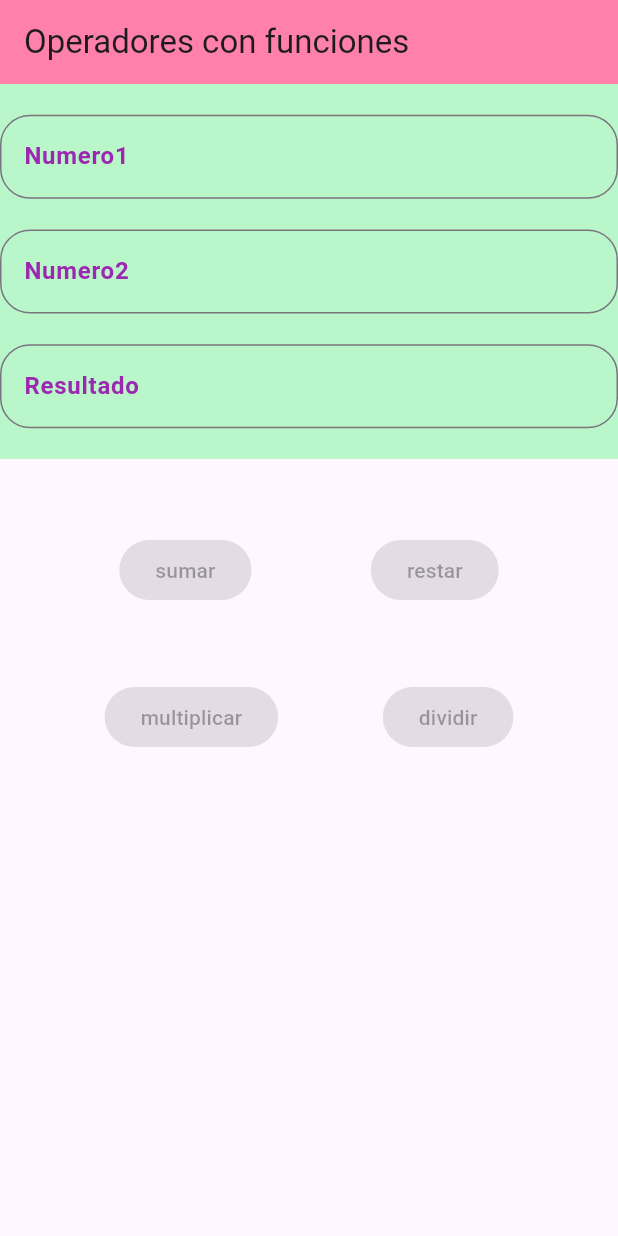
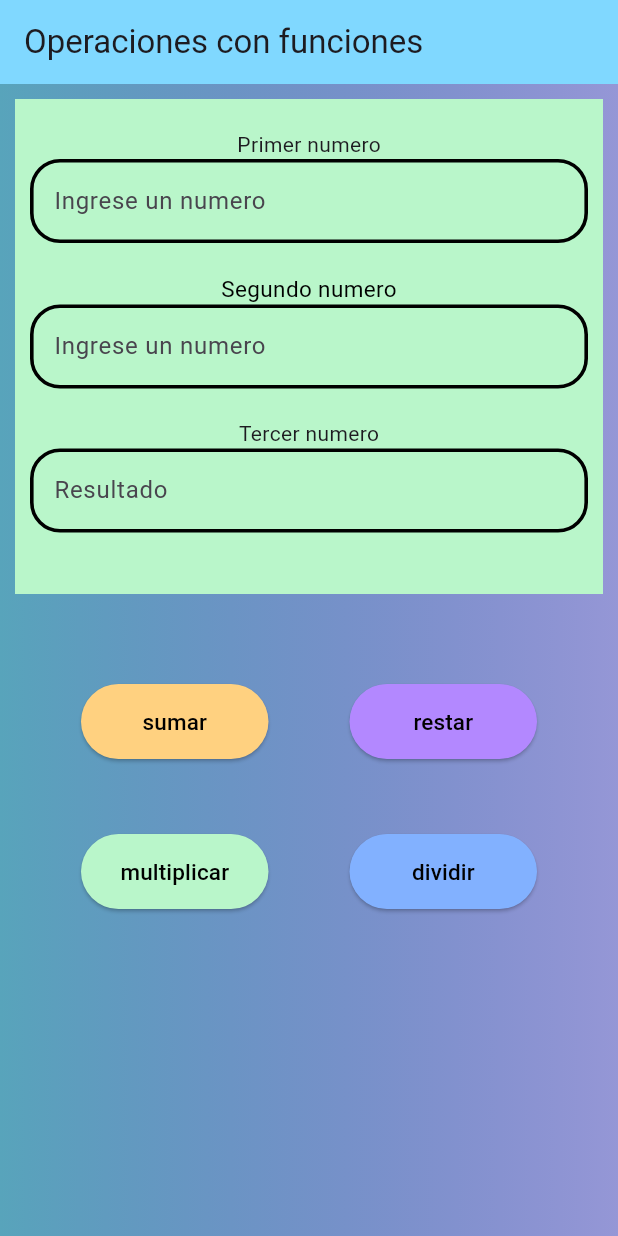
Before and after one commit to MelanyRM25/operaciones_funciones_flutter, a Flutter app: the screen it shows after launch, on a phone screen of 412 x 824 dp. Run offline on Flutter 3.47's test engine with Material 3 defaults, Android fonts, the phone set to English and light mode, and no system bars.

Commit message:
Funciones Flutter

```diff
--- a/lib/pages/home.dart
+++ b/lib/pages/home.dart
@@ -46,49 +46,74 @@ class _FuncionState extends State<Funcion> {
     return SafeArea(
       child: Scaffold(
         appBar: AppBar(
-          backgroundColor: Colors.pinkAccent.shade100,
-          title: Text("Operadores con funciones"),
+          backgroundColor: Colors.lightBlueAccent.shade100,
+          title: Text("Operaciones con funciones"),
         ),
-        body: Column(
+        body: Container(
+          decoration: BoxDecoration(
+            gradient: LinearGradient(
+              colors: [
+                const Color.fromARGB(255, 88, 164, 187),
+                const Color.fromARGB(134, 54, 64, 177)
+              ],
+              begin: Alignment.centerLeft,
+              end: Alignment.centerRight,
+            ),
+          ),
+          child: Column(
             children: [
               Container(
+                padding: new EdgeInsets.all(10.0),
+                margin: EdgeInsets.all(10),
                 width: double.infinity,
-              height: 250,
+                height: 330,
                 color: Colors.greenAccent.shade100,
                 child: Column(
-                mainAxisAlignment: MainAxisAlignment.spaceEvenly,
                   children: [
+                    SizedBox(
+                      height: 10,
+                    ),
+                    Text(
+                      "Primer numero",
+                    ),
                     TextField(
                       controller: _num1,
                       decoration: InputDecoration(
-                        labelText: "Numero1",
-                        labelStyle: TextStyle(
-                          color: Colors.purple,
-                          fontWeight: FontWeight.bold,
+                          hintText: "Ingrese un numero",
+                          enabledBorder: OutlineInputBorder(
+                              borderSide: const BorderSide(
+                                  color: Colors.black, width: 2.4),
+                              borderRadius: BorderRadius.circular(20))),
                     ),
-                        border: OutlineInputBorder(
-                            borderRadius: BorderRadius.circular(20))),
+                    SizedBox(
+                      height: 20,
+                    ),
+                    Text(
+                      "Segundo numero",
+                      style: TextStyle(color: Colors.black, fontSize: 15),
                     ),
                     TextField(
                       controller: _num2,
                       decoration: InputDecoration(
-                        labelText: 'Numero2',
-                        labelStyle: TextStyle(
-                          color: Colors.purple,
-                          fontWeight: FontWeight.bold,
-                        ),
-                        border: OutlineInputBorder(
+                          hintText: 'Ingrese un numero',
+                          enabledBorder: OutlineInputBorder(
+                              borderSide: const BorderSide(
+                                  color: Colors.black, width: 2.4),
                               borderRadius: BorderRadius.circular(20))),
                     ),
+                    SizedBox(
+                      height: 20,
+                    ),
+                    Text("Tercer numero"),
                     TextField(
                       controller: _resultado,
                       decoration: InputDecoration(
-                        labelText: "Resultado",
-                        labelStyle: TextStyle(
-                          color: Colors.purple,
-                          fontWeight: FontWeight.bold,
+                          hintText: "Resultado",
+                          enabledBorder: OutlineInputBorder(
+                              borderSide: const BorderSide(
+                                color: Colors.black,
+                                width: 2.4,
                               ),
-                        border: OutlineInputBorder(
                               borderRadius: BorderRadius.circular(20))),
                     ),
                   ],
@@ -98,19 +123,64 @@ class _FuncionState extends State<Funcion> {
               Row(
                 mainAxisAlignment: MainAxisAlignment.spaceEvenly,
                 children: [
-                ElevatedButton(onPressed: null, child: Text("sumar")),
-                ElevatedButton(onPressed: null, child: Text("restar"))
+                  Container(
+                    width: 125,
+                    height: 50,
+                    child: ElevatedButton(
+                        style: ElevatedButton.styleFrom(
+                            backgroundColor: Colors.orangeAccent.shade100),
+                        onPressed: sumar,
+                        child: Text(
+                          "sumar",
+                          style: TextStyle(color: Colors.black, fontSize: 15),
+                        )),
+                  ),
+                  Container(
+                    width: 125,
+                    height: 50,
+                    child: ElevatedButton(
+                        style: ElevatedButton.styleFrom(
+                            backgroundColor: Colors.deepPurpleAccent.shade100),
+                        onPressed: restar,
+                        child: Text(
+                          "restar",
+                          style: TextStyle(color: Colors.black, fontSize: 15),
+                        )),
+                  )
                 ],
               ),
               SizedBox(height: 50),
               Row(
                 mainAxisAlignment: MainAxisAlignment.spaceEvenly,
                 children: [
-                ElevatedButton(onPressed: null, child: Text("multiplicar")),
-                ElevatedButton(onPressed: null, child: Text("dividir"))
+                  Container(
+                    width: 125,
+                    height: 50,
+                    child: ElevatedButton(
+                        style: ElevatedButton.styleFrom(
+                            backgroundColor: Colors.greenAccent.shade100),
+                        onPressed: multiplicar,
+                        child: Text(
+                          "multiplicar",
+                          style: TextStyle(color: Colors.black, fontSize: 15),
+                        )),
+                  ),
+                  Container(
+                    width: 125,
+                    height: 50,
+                    child: ElevatedButton(
+                        style: ElevatedButton.styleFrom(
+                            backgroundColor: Colors.blueAccent.shade100),
+                        onPressed: dividir,
+                        child: Text(
+                          "dividir",
+                          style: TextStyle(color: Colors.black, fontSize: 15),
+                        )),
+                  )
                 ],
               )
             ],
+          ),
         ),
 
         // backgroundColor: Colors.blue.shade200,
```
Lines whose indentation alone changed are shown as unchanged.
